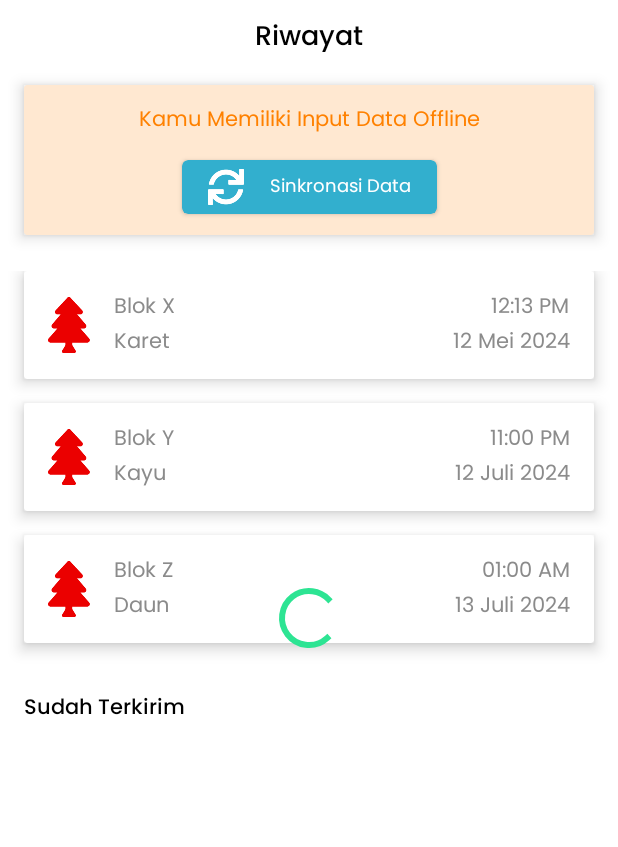
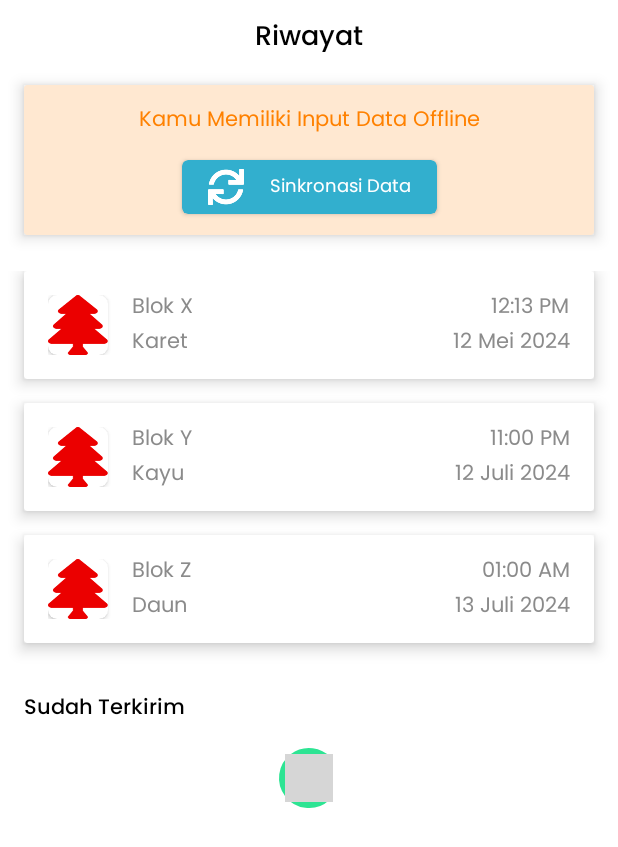
Before and after one commit to Rifqips/GeoforestMaps, an Android app: the fragment HistoryFragment shown on its own in the app's theme, on a phone screen of 412 x 824 dp. Shown: the top 847 px of the screen. Run offline under Robolectric (Android 15) with nearby library versions, the phone set to English and light mode, and no system bars; our stand-ins replace paging; libraries missing offline, so code that uses them is left out: com.chuckerteam.chucker, io.github.muddz.styleabletoast; pictures from the network do not load; 7 statements that could not run were skipped; grey boxes are pictures that could not be loaded.

Commit message:
remove : - DashboardCardListAdapter.kt feat : - DialogButton on themes.xml - add isNetworkAvailable for (DatabaseFragment.kt, and HistoryFragment.kt fragment) - add include no signal, DatabaseFragment.kt and HistoryFragment.kt refactor : - text_no_internet_connection - add card view for iv_item_history on item_history_data.xml - file HistoryListAdapter, and HistoryAlreadySentAdapter - color dialog_confirm_save_data.xml - btnTakePictureAgain on CameraFragment.kt

```diff
--- a/app/src/main/java/id/application/geoforestmaps/presentation/feature/history/HistoryAlreadySentAdapter.kt
+++ b/app/src/main/java/id/application/geoforestmaps/presentation/adapter/history/HistoryAlreadySentAdapter.kt
@@ -1,4 +1,4 @@
-package id.application.geoforestmaps.presentation.adapter.geotags
+package id.application.geoforestmaps.presentation.adapter.history
 
 import android.view.LayoutInflater
 import android.view.ViewGroup
--- a/app/src/main/java/id/application/geoforestmaps/presentation/feature/history/HistoryListAdapter.kt
+++ b/app/src/main/java/id/application/geoforestmaps/presentation/adapter/history/HistoryListAdapter.kt
@@ -1,4 +1,4 @@
-package id.application.geoforestmaps.presentation.adapter.geotags
+package id.application.geoforestmaps.presentation.adapter.history
 
 import android.view.LayoutInflater
 import android.view.ViewGroup
--- a/app/src/main/java/id/application/geoforestmaps/presentation/feature/camera/CameraFragment.kt
+++ b/app/src/main/java/id/application/geoforestmaps/presentation/feature/camera/CameraFragment.kt
@@ -737,7 +737,7 @@ class CameraFragment :
             dialog.dismiss()
         }
 
-        binding.tvTakePictureAgain.setOnClickListener {
+        binding.btnTakePictureAgain.setOnClickListener {
             findNavController().navigateUp()
             dialog.dismiss()
         }
--- a/app/src/main/java/id/application/geoforestmaps/presentation/feature/dashboard/DashboardFragment.kt
+++ b/app/src/main/java/id/application/geoforestmaps/presentation/feature/dashboard/DashboardFragment.kt
@@ -12,8 +12,6 @@ import org.koin.androidx.viewmodel.ext.android.viewModel
 
 class DashboardFragment :
     BaseFragment<FragmentDashboardBinding, VmApplication>(FragmentDashboardBinding::inflate) {
-
-    private val adapterDashboard = DashboardCardListAdapter()
 
     override val viewModel: VmApplication by viewModel()
 
--- a/app/src/main/java/id/application/geoforestmaps/presentation/feature/history/HistoryFragment.kt
+++ b/app/src/main/java/id/application/geoforestmaps/presentation/feature/history/HistoryFragment.kt
@@ -1,6 +1,7 @@
 package id.application.geoforestmaps.presentation.feature.history
 
 import android.view.View
+import androidx.core.view.isGone
 import androidx.paging.LoadState
 import androidx.recyclerview.widget.LinearLayoutManager
 import id.application.core.domain.model.History
@@ -9,9 +10,11 @@ import id.application.core.utils.BaseFragment
 import id.application.geoforestmaps.R
 import id.application.geoforestmaps.databinding.FragmentHistoryBinding
 import id.application.geoforestmaps.presentation.adapter.geotags.GeotaggingAdapterItem
-import id.application.geoforestmaps.presentation.adapter.geotags.HistoryListAdapter
+import id.application.geoforestmaps.presentation.adapter.history.HistoryListAdapter
 import id.application.geoforestmaps.presentation.feature.history.HistoryData.listDataHistory
 import id.application.geoforestmaps.presentation.viewmodel.VmApplication
+import id.application.geoforestmaps.utils.Constant.isNetworkAvailable
+import io.github.muddz.styleabletoast.StyleableToast
 import org.koin.androidx.viewmodel.ext.android.viewModel
 
 class HistoryFragment :
@@ -26,8 +29,19 @@ class HistoryFragment :
 
     override fun initView() {
         rvListHistory()
-        loadPagingGeotaging(adapter = adapterPagingGeotagging)
-        setUpPaging()
+        if (isNetworkAvailable(requireContext())) {
+            loadPagingGeotaging(adapter = adapterPagingGeotagging)
+            setUpPaging()
+            binding.layoutNoSignal.root.isGone = true
+        } else {
+            binding.layoutNoSignal.root.isGone = false
+            binding.pbLoading.isGone = true
+            StyleableToast.makeText(
+                requireContext(),
+                getString(R.string.text_no_internet_connection),
+                R.style.failedtoast
+            ).show()
+        }
 
     }
 
--- a/app/src/main/java/id/application/geoforestmaps/utils/Constant.kt
+++ b/app/src/main/java/id/application/geoforestmaps/utils/Constant.kt
@@ -2,39 +2,32 @@ package id.application.geoforestmaps.utils
 
 import android.annotation.SuppressLint
 import android.app.Application
+import android.content.Context
 import android.graphics.Bitmap
 import android.graphics.BitmapFactory
+import android.net.ConnectivityManager
+import android.net.NetworkCapabilities
 import id.application.geoforestmaps.R
+import java.io.File
+import java.io.FileOutputStream
 import java.text.SimpleDateFormat
 import java.time.ZonedDateTime
 import java.time.format.DateTimeFormatter
 import java.util.Date
 import java.util.Locale
-import kotlin.math.abs
-import android.content.ContentResolver
-import android.content.ContentValues
-import android.content.Context
-import android.net.Uri
-import android.os.Build
-import android.os.Environment
-import android.provider.MediaStore
-import androidx.annotation.RequiresApi
-import okhttp3.ResponseBody
-import java.io.File
-import java.io.FileInputStream
-import java.io.FileOutputStream
-import java.io.IOException
 
 object Constant {
     val IMAGE_FORMAT = "image/*"
     val IMAGE_PARSE = "image_parse"
 
     fun createFile(application: Application): File {
-        val timeStamp: String = SimpleDateFormat("yyyyMMdd_HHmmss", Locale.getDefault()).format(Date())
+        val timeStamp: String =
+            SimpleDateFormat("yyyyMMdd_HHmmss", Locale.getDefault()).format(Date())
         val mediaDir = application.externalMediaDirs.firstOrNull()?.let {
             File(it, application.resources.getString(R.string.app_name)).apply { mkdirs() }
         }
-        val outputDirectory = if (mediaDir != null && mediaDir.exists()) mediaDir else application.filesDir
+        val outputDirectory =
+            if (mediaDir != null && mediaDir.exists()) mediaDir else application.filesDir
         val imageFile = File(outputDirectory, "$timeStamp.jpg")
         compressAndSaveImage(imageFile)
 
@@ -64,4 +57,16 @@ object Constant {
         return this.toLocalTime().format(timeFormatter)
     }
 
+    fun isNetworkAvailable(context: Context): Boolean {
+        val connectivityManager =
+            context.getSystemService(Context.CONNECTIVITY_SERVICE) as ConnectivityManager
+        val networkCapabilities =
+            connectivityManager.getNetworkCapabilities(connectivityManager.activeNetwork)
+        return networkCapabilities != null
+                && (networkCapabilities.hasTransport(NetworkCapabilities.TRANSPORT_WIFI)
+                || networkCapabilities.hasTransport(
+            NetworkCapabilities.TRANSPORT_CELLULAR
+        ))
+    }
+
 }
--- a/app/src/main/res/layout/fragment_history.xml
+++ b/app/src/main/res/layout/fragment_history.xml
@@ -1,10 +1,16 @@
 <?xml version="1.0" encoding="utf-8"?>
-<androidx.constraintlayout.widget.ConstraintLayout xmlns:android="http://schemas.android.com/apk/res/android"
+<androidx.core.widget.NestedScrollView
+    xmlns:android="http://schemas.android.com/apk/res/android"
     xmlns:app="http://schemas.android.com/apk/res-auto"
     xmlns:tools="http://schemas.android.com/tools"
     android:layout_width="match_parent"
     android:layout_height="match_parent"
     tools:context=".presentation.feature.history.HistoryFragment">
+
+    <androidx.constraintlayout.widget.ConstraintLayout
+        android:layout_width="match_parent"
+        android:layout_height="wrap_content"
+        android:paddingBottom="50dp">
 
         <TextView
             android:id="@+id/tv_title_history"
@@ -117,7 +123,7 @@
         <androidx.recyclerview.widget.RecyclerView
             android:id="@+id/rv_history_already_sent_data"
             android:layout_width="match_parent"
-        android:layout_height="0dp"
+            android:layout_height="wrap_content"
             android:layout_marginTop="10dp"
             app:layout_constraintBottom_toBottomOf="parent"
             app:layout_constraintEnd_toEndOf="parent"
@@ -128,9 +134,22 @@
             android:id="@+id/pb_loading"
             android:layout_width="wrap_content"
             android:layout_height="wrap_content"
-        app:layout_constraintTop_toTopOf="parent"
-        app:layout_constraintBottom_toBottomOf="parent"
+            app:layout_constraintTop_toTopOf="@+id/rv_history_already_sent_data"
+            app:layout_constraintBottom_toBottomOf="@+id/rv_history_already_sent_data"
+            app:layout_constraintStart_toStartOf="parent"
+            app:layout_constraintEnd_toEndOf="parent"/>
+
+
+        <include
+            android:id="@+id/layout_no_signal"
+            layout="@layout/layout_no_signal"
+            android:layout_height="wrap_content"
+            android:layout_width="wrap_content"
+            app:layout_constraintTop_toTopOf="@+id/rv_history_already_sent_data"
+            app:layout_constraintBottom_toBottomOf="@+id/rv_history_already_sent_data"
             app:layout_constraintStart_toStartOf="parent"
             app:layout_constraintEnd_toEndOf="parent"/>
 
     </androidx.constraintlayout.widget.ConstraintLayout>
+
+</androidx.core.widget.NestedScrollView>
--- a/app/src/main/res/layout/item_history_data.xml
+++ b/app/src/main/res/layout/item_history_data.xml
@@ -14,14 +14,27 @@
         android:layout_height="match_parent"
         android:padding="16dp">
 
-        <ImageView
-            android:id="@+id/iv_item_history"
-            android:layout_width="28dp"
+        <androidx.cardview.widget.CardView
+            android:id="@+id/cv_item_history"
+            android:layout_width="40dp"
             android:layout_height="40dp"
+            app:cardCornerRadius="6dp"
+            app:cardElevation="2dp"
             app:layout_constraintBottom_toBottomOf="parent"
             app:layout_constraintStart_toStartOf="parent"
-            app:layout_constraintTop_toTopOf="parent"
-            tools:src="@drawable/img_red_tree" />
+            app:layout_constraintTop_toTopOf="parent">
+
+            <ImageView
+                android:id="@+id/iv_item_history"
+                android:layout_width="match_parent"
+                android:layout_height="match_parent"
+                android:scaleType="fitXY"
+                app:layout_constraintBottom_toBottomOf="parent"
+                app:layout_constraintStart_toStartOf="parent"
+                app:layout_constraintTop_toTopOf="parent"/>
+
+        </androidx.cardview.widget.CardView>
+
 
         <TextView
             android:id="@+id/tv_title_item_history"
@@ -33,7 +46,7 @@
             android:textColor="@color/grey_text"
             android:textSize="14sp"
             app:layout_constraintBottom_toTopOf="@id/tv_desc_item_history"
-            app:layout_constraintStart_toEndOf="@id/iv_item_history"
+            app:layout_constraintStart_toEndOf="@id/cv_item_history"
             app:layout_constraintTop_toTopOf="parent" />
 
         <TextView
@@ -46,7 +59,7 @@
             android:textColor="@color/grey_text"
             android:textSize="14sp"
             app:layout_constraintBottom_toBottomOf="parent"
-            app:layout_constraintStart_toEndOf="@id/iv_item_history"
+            app:layout_constraintStart_toEndOf="@id/cv_item_history"
             app:layout_constraintTop_toBottomOf="@id/tv_title_item_history" />
 
         <TextView
--- a/app/src/main/res/layout/layout_check_data.xml
+++ b/app/src/main/res/layout/layout_check_data.xml
@@ -17,7 +17,7 @@
     <androidx.cardview.widget.CardView
         android:id="@+id/cv_blok_data"
         android:layout_width="match_parent"
-        android:layout_height="52dp"
+        android:layout_height="wrap_content"
         android:layout_marginHorizontal="16dp"
         app:cardElevation="6dp"
         app:layout_constraintStart_toStartOf="parent"
@@ -49,7 +49,7 @@
     <androidx.cardview.widget.CardView
         android:id="@+id/cv_plant_types_data"
         android:layout_width="match_parent"
-        android:layout_height="52dp"
+        android:layout_height="wrap_content"
         android:layout_marginHorizontal="16dp"
         app:cardElevation="6dp"
         app:layout_constraintStart_toStartOf="parent"
@@ -84,7 +84,7 @@
         android:layout_height="450dp"
         android:layout_marginHorizontal="16dp"
         android:elevation="4dp"
-        app:cardCornerRadius="10dp"
+        app:cardCornerRadius="6dp"
         app:layout_constraintBottom_toTopOf="@+id/btn_save_data"
         app:layout_constraintEnd_toEndOf="parent"
         app:layout_constraintStart_toStartOf="parent"
--- a/app/src/main/res/values/colors.xml
+++ b/app/src/main/res/values/colors.xml
@@ -7,6 +7,7 @@
     <color name="grey_text">#8B8B8B</color>
     <color name="bg_cream">#FFE8D1</color>
     <color name="orange_text">#FF8100</color>
+    <color name="dark_yellow">#CCCC33</color>
     <color name="bg_blue">#32AFCE</color>
     <color name="red">#FF2727</color>
     <color name="light_grey">#E0E0E0</color>
--- a/app/src/main/res/values/strings.xml
+++ b/app/src/main/res/values/strings.xml
@@ -14,7 +14,7 @@
     <string name="text_password_min_8_character">Password minimal 8 karakter</string>
     <string name="text_login_successful">Login Berhasil</string>
     <string name="text_sorry_there_s_an_error_on_the_server">Maaf, server error</string>
-    <string name="text_no_internet_connection">Oops! Tidak ada internet</string>
+    <string name="text_no_internet_connection">Maaf! Tidak ada internet</string>
     <string name="text_successfully_logout">Logout berhasil!</string>
     <string name="text_failed_to_logout">Logout gagal!</string>
     <string name="string_gagal_login">Gagal Login</string>
--- a/app/src/main/res/values/themes.xml
+++ b/app/src/main/res/values/themes.xml
@@ -32,6 +32,11 @@
         <item name="android:layout_height">56dp</item>
         <item name="android:backgroundTint">@color/primary_green</item>
     </style>
+    <style name="Base.Theme.GeoforestMaps.DialogButton">
+        <item name="android:layout_width">match_parent</item>
+        <item name="android:layout_height">56dp</item>
+        <item name="android:backgroundTint">@color/dark_yellow</item>
+    </style>
 
     <style name="Base.Theme.GeoforestMaps.ButtonLogout">
         <item name="android:layout_width">match_parent</item>
```
Also changed, not shown: app/src/main/java/id/application/geoforestmaps/presentation/feature/dashboard/DashboardCardListAdapter.kt (deleted, +0 -53 lines), app/src/main/java/id/application/geoforestmaps/presentation/feature/database/DatabaseFragment.kt (+16 -2 lines), app/src/main/res/layout/dialog_confirm_save_data.xml (+4 -5 lines), app/src/main/res/layout/fragment_database.xml (+11 -0 lines). Lines whose indentation alone changed are shown as unchanged.
